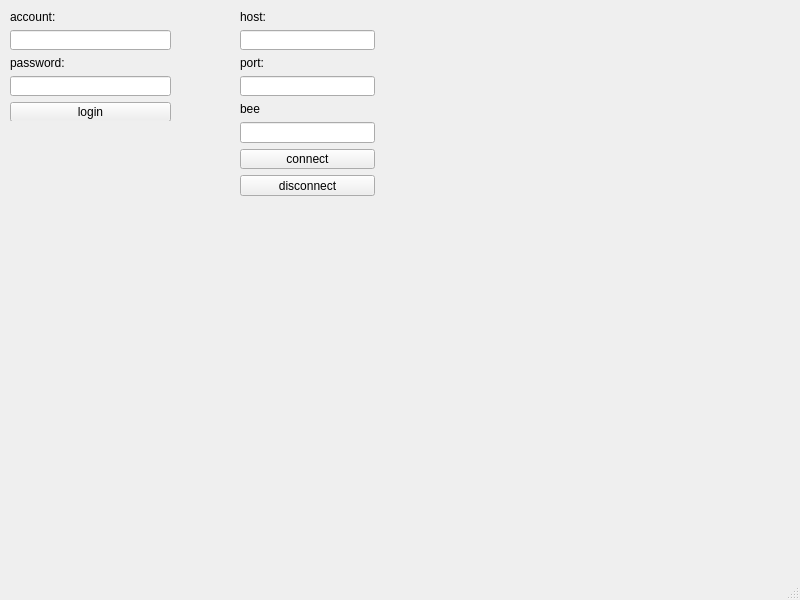
KanKanTAD/im_client, file qtclient/mainwindow.ui: the form before one commit.
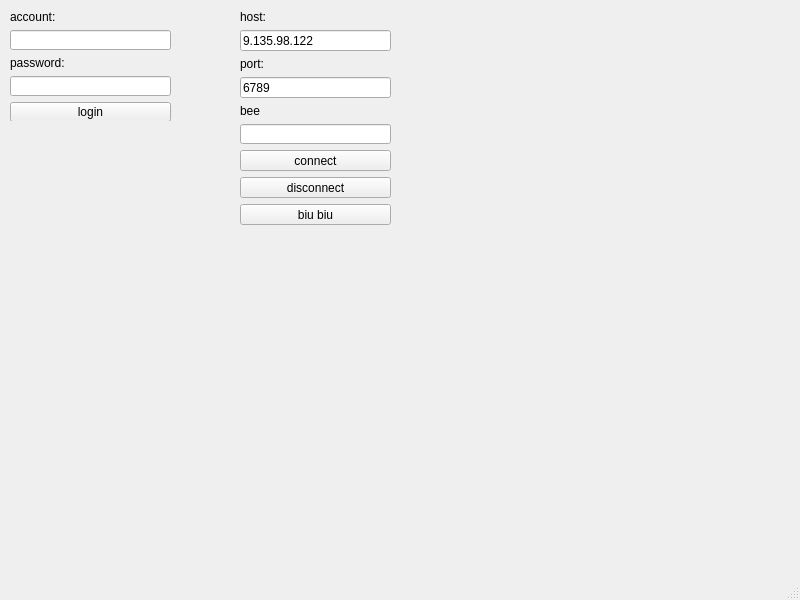
The form after the commit.

Commit message: add a biu-biu button

Patch:
```diff
--- a/qtclient/mainwindow.ui
+++ b/qtclient/mainwindow.ui
@@ -58,8 +58,8 @@
      <rect>
       <x>240</x>
       <y>10</y>
-      <width>135</width>
-      <height>186</height>
+      <width>151</width>
+      <height>215</height>
      </rect>
     </property>
     <layout class="QVBoxLayout" name="verticalLayout_2">
@@ -71,7 +71,11 @@
       </widget>
      </item>
      <item>
-      <widget class="QLineEdit" name="host_edit"/>
+      <widget class="QLineEdit" name="host_edit">
+       <property name="text">
+        <string>9.135.98.122</string>
+       </property>
+      </widget>
      </item>
      <item>
       <widget class="QLabel" name="label_4">
@@ -81,7 +85,11 @@
       </widget>
      </item>
      <item>
-      <widget class="QLineEdit" name="port_edit"/>
+      <widget class="QLineEdit" name="port_edit">
+       <property name="text">
+        <string>6789</string>
+       </property>
+      </widget>
      </item>
      <item>
       <widget class="QLabel" name="label_5">
@@ -107,6 +115,13 @@
        </property>
       </widget>
      </item>
+     <item>
+      <widget class="QPushButton" name="biu_btn">
+       <property name="text">
+        <string>biu biu</string>
+       </property>
+      </widget>
+     </item>
     </layout>
    </widget>
   </widget>
```
The commit also changes 7 other files.
